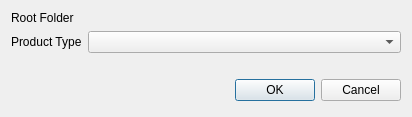
Old version of the form eotimeseriesviewer/ui/forceproductimportdialog.ui in the repository jakimowb/eo-time-series-viewer.
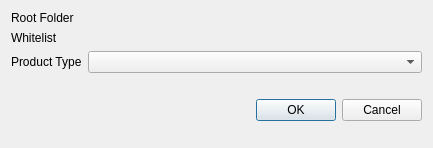
New version of the form. Icons and pictures are not drawn. Custom widgets are drawn as their Qt base class.

Commit message: WIP: FORCE tilelist filter

```diff
--- a/eotimeseriesviewer/ui/forceproductimportdialog.ui
+++ b/eotimeseriesviewer/ui/forceproductimportdialog.ui
@@ -6,8 +6,8 @@
    <rect>
     <x>0</x>
     <y>0</y>
-    <width>412</width>
-    <height>117</height>
+    <width>433</width>
+    <height>148</height>
    </rect>
   </property>
   <property name="windowTitle">
@@ -36,33 +36,49 @@
      <property name="storageMode">
       <enum>QgsFileWidget::GetDirectory</enum>
      </property>
+     <property name="options">
+      <set>QFileDialog::HideNameFilterDetails|QFileDialog::ReadOnly|QFileDialog::ShowDirsOnly</set>
+     </property>
     </widget>
    </item>
    <item row="1" column="0">
+    <widget class="QLabel" name="label_3">
+     <property name="text">
+      <string>Whitelist</string>
+     </property>
+    </widget>
+   </item>
+   <item row="1" column="1">
+    <widget class="QgsFileWidget" name="mTileIDs">
+     <property name="toolTip">
+      <string>Root Folder with FORCE datasets. Will be searched recursively for data of the specified product type.</string>
+     </property>
+     <property name="dialogTitle">
+      <string>Import FORCE product</string>
+     </property>
+     <property name="filter">
+      <string>.txt</string>
+     </property>
+     <property name="storageMode">
+      <enum>QgsFileWidget::GetFile</enum>
+     </property>
+    </widget>
+   </item>
+   <item row="2" column="0">
     <widget class="QLabel" name="label_2">
      <property name="text">
       <string>Product Type</string>
      </property>
     </widget>
    </item>
-   <item row="1" column="1">
+   <item row="2" column="1">
     <widget class="QComboBox" name="cbProductType">
      <property name="toolTip">
       <string>The type of FORCE product to be loaded.</string>
      </property>
     </widget>
    </item>
-   <item row="4" column="0" colspan="2">
-    <widget class="QDialogButtonBox" name="buttonBox">
-     <property name="orientation">
-      <enum>Qt::Horizontal</enum>
-     </property>
-     <property name="standardButtons">
-      <set>QDialogButtonBox::Cancel|QDialogButtonBox::Ok</set>
-     </property>
-    </widget>
-   </item>
-   <item row="3" column="0" colspan="2">
+   <item row="5" column="0" colspan="2">
     <widget class="QLabel" name="labelInfos">
      <property name="text">
       <string/>
@@ -75,6 +91,16 @@
      </property>
     </widget>
    </item>
+   <item row="6" column="0" colspan="2">
+    <widget class="QDialogButtonBox" name="buttonBox">
+     <property name="orientation">
+      <enum>Qt::Horizontal</enum>
+     </property>
+     <property name="standardButtons">
+      <set>QDialogButtonBox::Cancel|QDialogButtonBox::Ok</set>
+     </property>
+    </widget>
+   </item>
   </layout>
  </widget>
  <customwidgets>
```
The commit also changes 2 other files.
